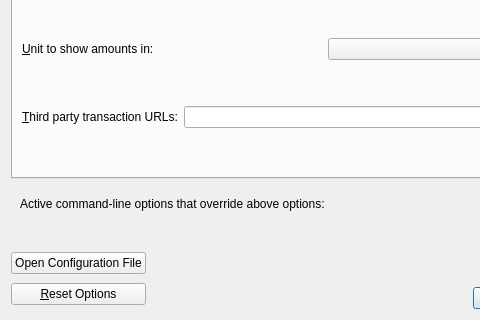
Before: the Qt Designer form src/qt/forms/optionsdialog.ui in hardwarewise/SIN-core, drawn with Qt 5; both pictures show x 0 to 480 and y 120 to 440 of the 650 by 440 pixel window.
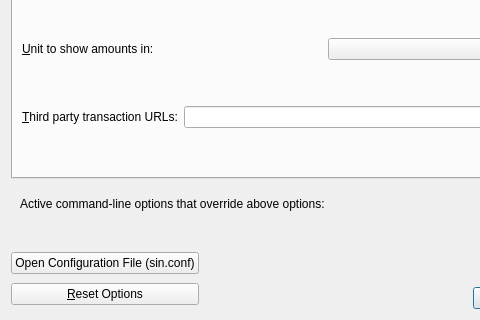
After: the same form once the commit is applied. Custom widgets are drawn as their Qt base class.

Diff of the .ui file:
```diff
--- a/src/qt/forms/optionsdialog.ui
+++ b/src/qt/forms/optionsdialog.ui
@@ -891,7 +891,7 @@
           <string>Open the %1 configuration file from the working directory.</string>
          </property>
          <property name="text">
-          <string>Open Configuration File</string>
+          <string>Open Configuration File (sin.conf)</string>
          </property>
          <property name="autoDefault">
           <bool>false</bool>
```
